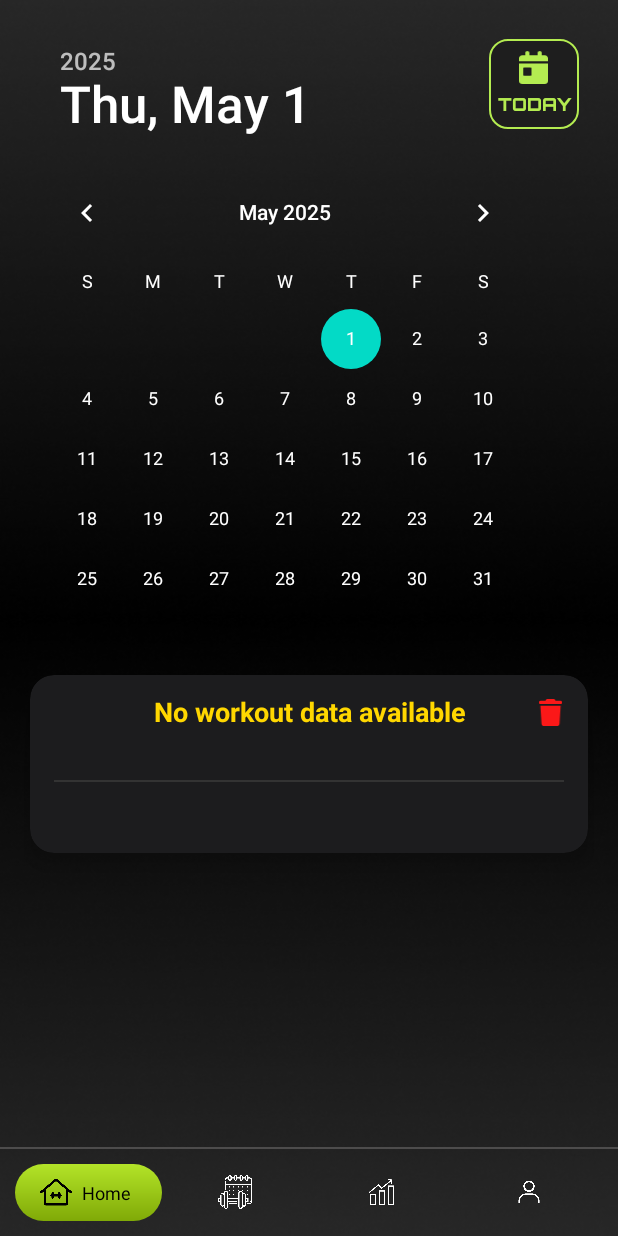
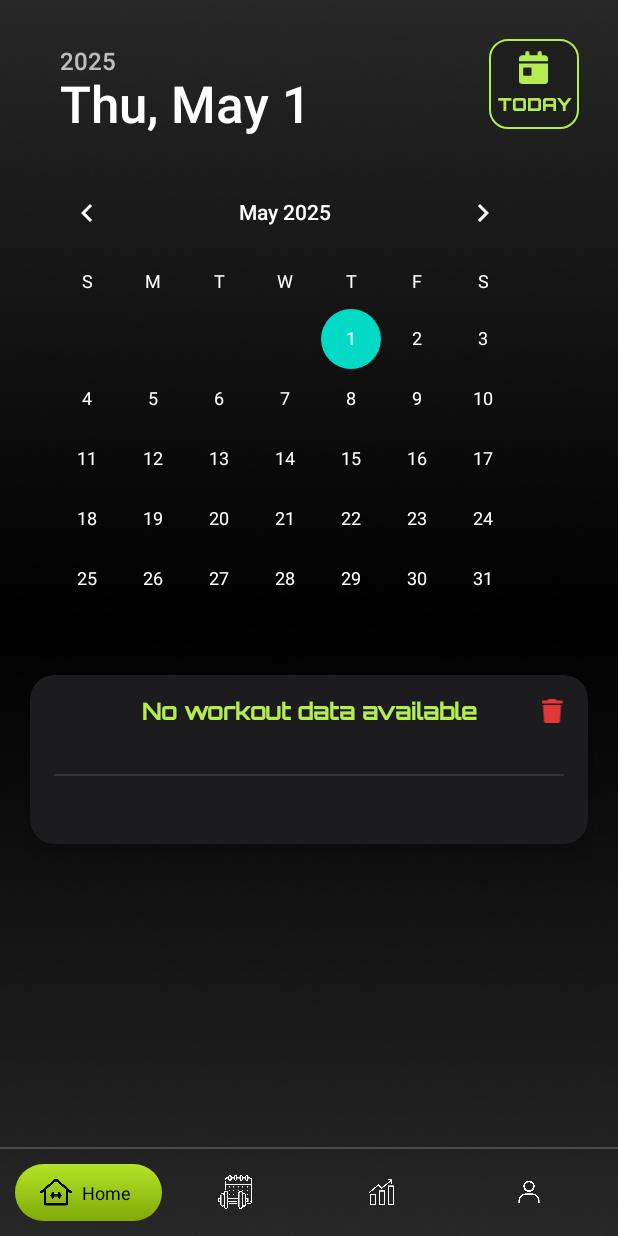
Before and after one commit to AyushUpase369/XTrack, an Android app: the fragment WorkoutFragment placed in its activity, on a phone screen of 412 x 824 dp. Run offline under Robolectric (Android 15) with nearby library versions, the phone set to English and light mode, and no system bars.

Commit message:
add delete btn in workout data for deletion the data, not working yet___2nd turn

```diff
--- a/app/src/main/res/drawable/trash_solid.xml
+++ b/app/src/main/res/drawable/trash_solid.xml
@@ -5,5 +5,5 @@
     android:viewportHeight="512">
   <path
       android:pathData="M135.2,17.7L128,32 32,32C14.3,32 0,46.3 0,64S14.3,96 32,96l384,0c17.7,0 32,-14.3 32,-32s-14.3,-32 -32,-32l-96,0 -7.2,-14.3C307.4,6.8 296.3,0 284.2,0L163.8,0c-12.1,0 -23.2,6.8 -28.6,17.7zM416,128L32,128 53.2,467c1.6,25.3 22.6,45 47.9,45l245.8,0c25.3,0 46.3,-19.7 47.9,-45L416,128z"
-      android:fillColor="#fb1818"/>
+      android:fillColor="#E43737"/>
 </vector>
--- a/app/src/main/res/layout/item_workout_card.xml
+++ b/app/src/main/res/layout/item_workout_card.xml
@@ -20,12 +20,15 @@
 
         <ImageView
             android:id="@+id/DeleteWorkout"
-            android:layout_width="18dp"
-            android:layout_height="18dp"
+            android:layout_width="24dp"
+            android:layout_height="24dp"
             android:layout_gravity="end"
+            android:layout_marginTop="-4dp"
+            android:layout_marginRight="-4dp"
             android:src="@drawable/trash_solid"
             android:clickable="true"
             android:focusable="true"
+            android:padding="4dp"
             />
 
         <TextView
@@ -33,9 +36,10 @@
             android:layout_width="match_parent"
             android:layout_height="wrap_content"
             android:text="Exercise"
-            android:textSize="18sp"
-            android:textColor="#FFD700"
+            android:textSize="15sp"
+            android:textColor="@color/LGreen"
             android:layout_marginTop="-22dp"
+            android:fontFamily="@font/orbitron_medium"
             android:gravity="center"
             android:textStyle="bold" />
 
@@ -44,10 +48,11 @@
             android:layout_width="match_parent"
             android:layout_height="wrap_content"
             android:text="Sub-exercise"
-            android:textSize="15sp"
+            android:textSize="13sp"
             android:textColor="#DDDDDD"
+            android:fontFamily="@font/orbitron_medium"
             android:gravity="center"
-            android:layout_marginTop="4dp" />
+            android:layout_marginTop="7dp" />
 
         <View
             android:layout_width="match_parent"
@@ -66,7 +71,8 @@
                 android:layout_height="wrap_content"
                 android:text="Sets: 3"
                 android:textColor="#AAAAAA"
-                android:textSize="14sp"
+                android:fontFamily="@font/orbitron_medium"
+                android:textSize="12sp"
                 app:layout_constraintEnd_toStartOf="@id/tvReps"
                 app:layout_constraintStart_toStartOf="parent"
                 app:layout_constraintTop_toTopOf="parent"
@@ -82,7 +88,8 @@
                 android:layout_marginEnd="1dp"
                 android:text="Reps: 10, 12, 15"
                 android:textColor="#AAAAAA"
-                android:textSize="14sp"
+                android:fontFamily="@font/orbitron_medium"
+                android:textSize="12sp"
                 app:layout_constraintEnd_toStartOf="@id/tvWeights"
                 app:layout_constraintStart_toEndOf="@id/tvSets"
                 app:layout_constraintTop_toTopOf="parent"
@@ -98,7 +105,8 @@
                 android:layout_height="wrap_content"
                 android:text="Weight: 60kg, 62kg, 65kg"
                 android:textColor="#AAAAAA"
-                android:textSize="14sp"
+                android:fontFamily="@font/orbitron_medium"
+                android:textSize="12sp"
                 app:layout_constraintEnd_toEndOf="parent"
                 app:layout_constraintStart_toEndOf="@id/tvReps"
                 app:layout_constraintTop_toTopOf="parent"
```
